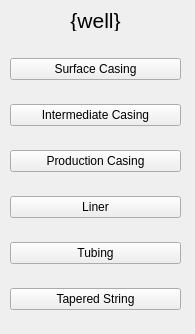
Above: UI/wellBuilder.ui from Terjit/DT before the change. Below: the same form after it.
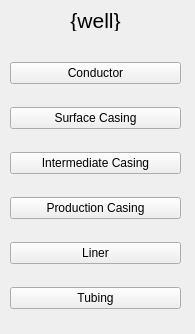
That is the form after the change.

Commit message: 18 Apr 25 Changes, well builder updates

```diff
--- a/UI/wellBuilder.ui
+++ b/UI/wellBuilder.ui
@@ -39,12 +39,19 @@
     <property name="geometry">
      <rect>
       <x>10</x>
-      <y>40</y>
+      <y>45</y>
       <width>171</width>
-      <height>291</height>
+      <height>281</height>
      </rect>
     </property>
     <layout class="QVBoxLayout" name="verticalLayout">
+     <item>
+      <widget class="QPushButton" name="condBtn">
+       <property name="text">
+        <string>Conductor</string>
+       </property>
+      </widget>
+     </item>
      <item>
       <widget class="QPushButton" name="surfaceBtn">
        <property name="text">
@@ -80,13 +87,6 @@
        </property>
       </widget>
      </item>
-     <item>
-      <widget class="QPushButton" name="tapeBtn">
-       <property name="text">
-        <string>Tapered String</string>
-       </property>
-      </widget>
-     </item>
     </layout>
    </widget>
   </widget>
```
The commit also changes 9 other files.
